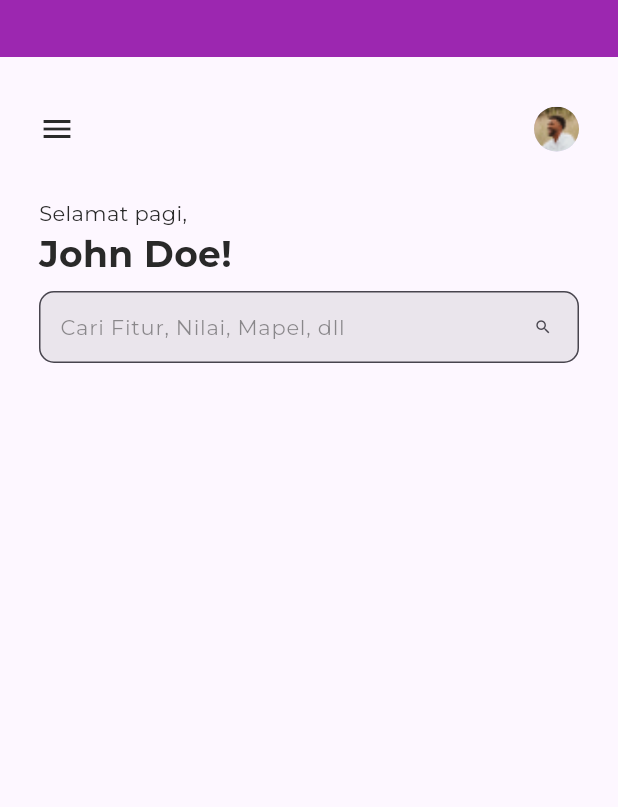
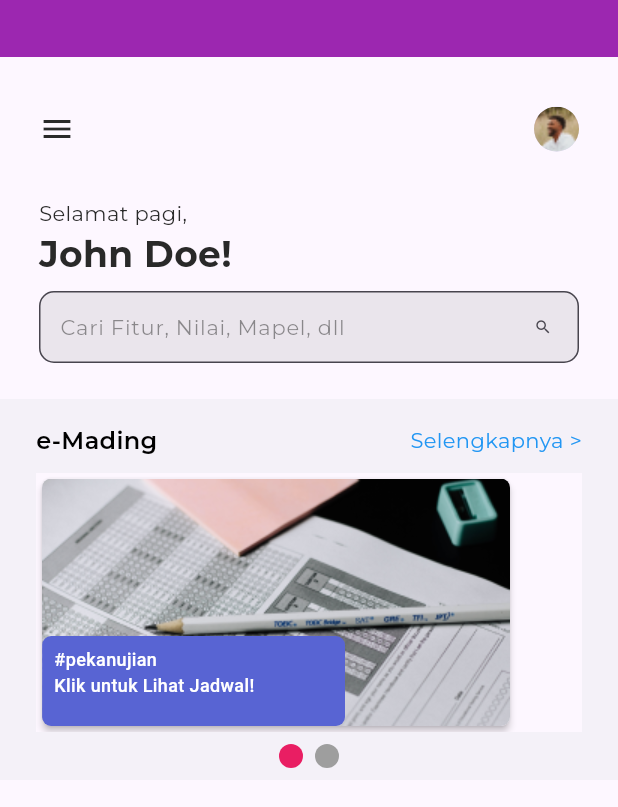
Before and after one commit to AnthoniDeLamoni/diksi_mobile, a Flutter app: the screen it shows after launch, on a phone screen of 412 x 824 dp. Shown: the top 807 px of the screen. Run offline on Flutter 3.47's test engine with Material 2 defaults, Android fonts, the phone set to English and light mode, and no system bars; drawn by our look-alikes of smooth_page_indicator.

Commit message:
Page updated

```diff
--- a/lib/home_page.dart
+++ b/lib/home_page.dart
@@ -1,5 +1,9 @@
+import 'package:first_project/image2.dart';
 import 'package:flutter/material.dart';
-
+// import 'package:carousel_slider/carousel_slider.dart';
+import 'package:smooth_page_indicator/smooth_page_indicator.dart';
+import 'package:first_project/image1.dart';
+import 'package:first_project/image3.dart';
 
 class HomePage extends StatefulWidget {
   const HomePage({super.key});
@@ -9,6 +13,9 @@ class HomePage extends StatefulWidget {
 }
 
 class _HomePageState extends State<HomePage> {
+
+  final _controller = PageController();
+
   @override
   Widget build(BuildContext context) {
     // double w = MediaQuery.of(context).size.width;
@@ -21,6 +28,7 @@ class _HomePageState extends State<HomePage> {
             * SEARCH BAR, PROFILE
             * ---------------*/
             Container( //Kontainer untuk search bar nama dll
+              // color: Colors.blue,
               child: Column(
                 mainAxisAlignment: MainAxisAlignment.start,
                 children: [
@@ -131,8 +139,79 @@ class _HomePageState extends State<HomePage> {
             * KONTEN UTAMA
             * ---------------*/
             Container(
-
-            )
+              color: Color.fromARGB(83, 225, 229, 232),
+              padding: EdgeInsets.only(top: 16),
+              child: Column( // Konten utama
+                  children: [
+                    Container(
+                      child: Row( // e-mading dan selengkapnya
+                        mainAxisAlignment: MainAxisAlignment.spaceBetween,
+                        children: [
+                          Container(
+                            // color: Colors.amber,
+                            margin: EdgeInsets.only(left: 24.0, bottom: 10.0),
+                            child: Text(
+                              'e-Mading',
+                              style: TextStyle(
+                                fontSize: 16,
+                                fontFamily: 'Montserrat',
+                                fontWeight: FontWeight.w600,
+                                color: Color(0xFF000000),
+                              ),
+                            ),
+                          ), // e-mading
+                          Container(
+                            // color: Colors.amber,
+                            margin: EdgeInsets.only(right: 24.0, bottom: 10.0),
+                            child: InkWell(
+                              onTap: () {},
+                              child: Text(
+                                'Selengkapnya >',
+                                style: TextStyle(
+                                    fontSize: 14,
+                                    fontStyle: FontStyle.normal,
+                                    fontWeight: FontWeight.w500,
+                                    color: Colors.blue,
+                                    fontFamily: 'Montserrat'
+                                ),
+                              ),
+                            ),
+                          ) // selengkapnya
+                        ],
+                      ),
+                    ), // e-mading dan selengkapnya
+                    Container( // slider image
+                      margin: EdgeInsets.only(bottom: 8.0),
+                      child: Column(
+                        mainAxisAlignment: MainAxisAlignment.spaceEvenly,
+                        children: [
+                          Container(
+                            margin: EdgeInsets.only(left: 24.0, right: 24.0),
+                            child: SizedBox(
+                              child: PageView(
+                                controller: _controller,
+                                children: [
+                                  Image_3(),
+                                  Image_3()
+                                ],
+                              ),
+                              height: 173,
+                            ),
+                          ), // sliders
+                          SizedBox(height: 8,),
+                          SmoothPageIndicator(
+                            controller: _controller,
+                            count: 2,
+                            effect: JumpingDotEffect(
+                              activeDotColor: Colors.pink
+                            ),
+                          )
+                        ],
+                      ),
+                    ) // slider image
+                  ],
+                ), // Konten utama
+              )
 
 
 
--- /dev/null
+++ b/lib/image3.dart
@@ -0,0 +1,80 @@
+import 'package:flutter/material.dart';
+
+class Image_3 extends StatelessWidget {
+  const Image_3({super.key});
+
+  @override
+  Widget build(BuildContext context) {
+    return Scaffold(
+      body: Container(
+        child: Column(
+          children: [
+            Card(
+              elevation: 2,
+              shape: RoundedRectangleBorder(
+                borderRadius: BorderRadius.circular(6),
+              ),
+              child: Container(
+                width: 312,
+                height: 165,
+                decoration: BoxDecoration(
+                  borderRadius: BorderRadius.circular(6),
+                  image: const DecorationImage(
+                    image: AssetImage('assets/exam.png'),
+                    fit: BoxFit.fill,
+                  ),
+                ),
+                child: Stack(
+                  alignment: Alignment.bottomLeft,
+                  children: [
+                    Positioned(
+                      left: 0.1,
+                      right: 110,
+                      child: Container(
+                        width: 175,
+                        height: 60,
+                        decoration: BoxDecoration(
+                          color: Color(0xFF5864D3),
+                          borderRadius: BorderRadius.circular(6),
+                        ),
+                        child: Padding(
+                          padding: EdgeInsets.symmetric(vertical: 7, horizontal: 8),
+                          child: Column(
+                            crossAxisAlignment: CrossAxisAlignment.start,
+                            children: [
+                              Text(
+                                '#pekanujian',
+                                style: TextStyle(
+                                  fontWeight: FontWeight.w500,
+                                  fontSize: 12,
+                                  color: Colors.white,
+                                ),
+                              ),
+                              Text(
+                                'Klik untuk Lihat Jadwal!',
+                                style: TextStyle(
+                                  fontWeight: FontWeight.w500,
+                                  fontSize: 12,
+                                  color: Colors.white,
+                                ),
+                              ),
+                            ],
+                          ),
+                        ),
+                      ),
+                    )
+                  ],
+                ),
+              ),
+            ),
+          ],
+        ),
+      ),
+    );
+  }
+}
+
+// Image.asset('assets/exam.png')
+// fontWeight: FontWeight.w500,
+// fontSize: 12,
+// color: Colors.white,
--- a/pubspec.yaml
+++ b/pubspec.yaml
@@ -30,6 +30,8 @@ environment:
 dependencies:
   flutter:
     sdk: flutter
+  carousel_slider: ^4.2.1
+  smooth_page_indicator: ^1.1.0
 
 
   # The following adds the Cupertino Icons font to your application.
@@ -63,6 +65,7 @@ flutter:
   assets:
     - assets/Logo Diksi SVG to PNG 1 (Traced).png
     - assets/profile.png
+    - assets/exam.png
 
   # An image asset can refer to one or more resolution-specific "variants", see
   # https://flutter.dev/assets-and-images/#resolution-aware
```
Also changed, not shown: lib/image1.dart (added, +74 -0 lines), lib/image2.dart (added, +71 -0 lines), assets/exam.png (added), pubspec.lock.
